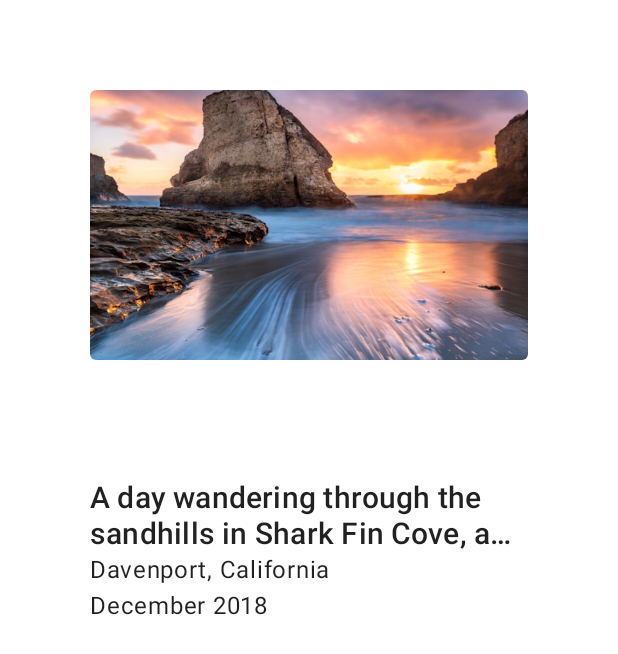
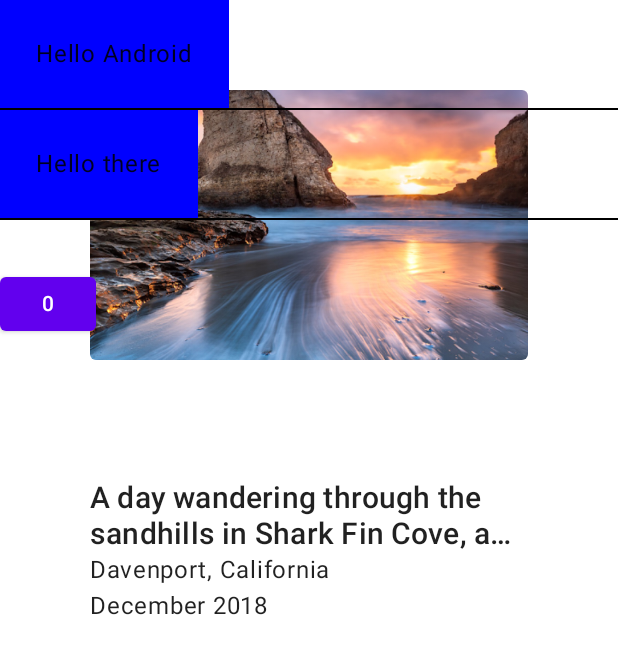
Before and after one commit to hamuyatti/Composetest, an Android app built with Jetpack Compose: the screen it shows after launch (MainActivity), on a phone screen of 412 x 824 dp. Shown: the top 654 px of the screen. Run offline under Robolectric (Android 15) with nearby library versions, the phone set to English and light mode, and no system bars.

Commit message:
副作用を起こさない方法（remember?）

```diff
--- a/app/src/main/java/com/example/composetest/MainActivity.kt
+++ b/app/src/main/java/com/example/composetest/MainActivity.kt
@@ -6,16 +6,23 @@ import androidx.activity.compose.setContent
 import androidx.compose.foundation.Image
 import androidx.compose.foundation.layout.*
 import androidx.compose.foundation.shape.RoundedCornerShape
+import androidx.compose.material.Divider
 import androidx.compose.material.MaterialTheme
+import androidx.compose.material.Surface
 import androidx.compose.material.Text
 import androidx.compose.runtime.Composable
+import androidx.compose.runtime.mutableStateOf
+import androidx.compose.runtime.remember
 import androidx.compose.ui.Modifier
 import androidx.compose.ui.draw.clip
+import androidx.compose.ui.graphics.Color
 import androidx.compose.ui.layout.ContentScale
 import androidx.compose.ui.res.painterResource
+import androidx.compose.ui.semantics.Role
 import androidx.compose.ui.text.style.TextOverflow
 import androidx.compose.ui.tooling.preview.Preview
 import androidx.compose.ui.unit.dp
+import androidx.compose.material.Button
 
 class MainActivity : ComponentActivity() {
     override fun onCreate(savedInstanceState: Bundle?) {
@@ -53,6 +60,8 @@ class MainActivity : ComponentActivity() {
                 Text("Davenport, California")
                 Text("December 2018")
             }
+            Greeting(name = "hei")
+            MyScreenContent()
         }
 
     }
@@ -61,4 +70,29 @@ class MainActivity : ComponentActivity() {
     fun DefaultPreview(){
       NewsStory()
     }
+
+    @Composable
+    fun Greeting(name:String){
+        Surface(color = Color.Blue) {
+            Text(text = "Hello $name",modifier = Modifier.padding(24.dp))
+        }
+    }
+    @Composable
+    fun MyScreenContent(names: List<String> = listOf("Android", "there")) {
+        Column {
+            for (name in names) {
+                Greeting(name = name)
+                Divider(color = Color.Black)
+            }
+            Divider(color = Color.Transparent, thickness = 32.dp)
+            Counter()
+        }
+    }
+    @Composable
+    fun Counter() {
+        val count = remember { mutableStateOf(0) }
+        Button(onClick = {count.value++}) {
+            Text(text = "${count.value}")
+        }
+    }
 }
```
